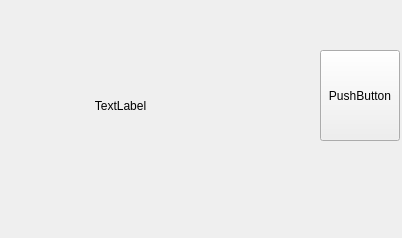
This is mainwindow.ui in Poofee/rollcall as Qt 5 draws it before an edit. The edited form follows.
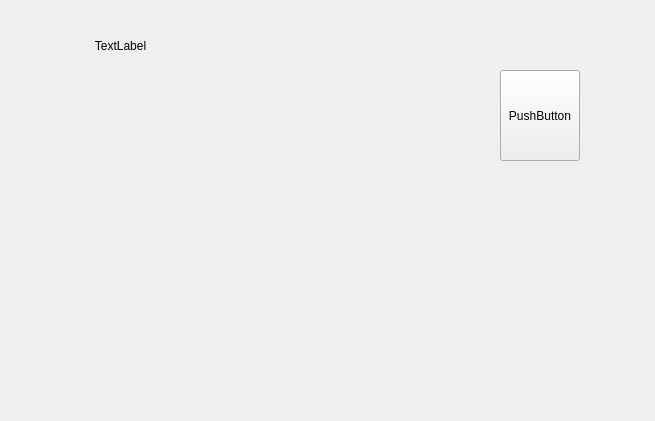
This is the edited form. Icons and pictures are not drawn.

Commit message: 添加新图片

```diff
--- a/mainwindow.ui
+++ b/mainwindow.ui
@@ -6,8 +6,8 @@
    <rect>
     <x>0</x>
     <y>0</y>
-    <width>402</width>
-    <height>238</height>
+    <width>655</width>
+    <height>421</height>
    </rect>
   </property>
   <property name="windowTitle">
@@ -21,7 +21,7 @@
     <property name="geometry">
      <rect>
       <x>0</x>
-      <y>60</y>
+      <y>0</y>
       <width>241</width>
       <height>91</height>
      </rect>
@@ -39,8 +39,8 @@
    <widget class="QPushButton" name="bt_start">
     <property name="geometry">
      <rect>
-      <x>320</x>
-      <y>50</y>
+      <x>500</x>
+      <y>70</y>
       <width>80</width>
       <height>91</height>
      </rect>
```
The commit also changes 2 other files.
